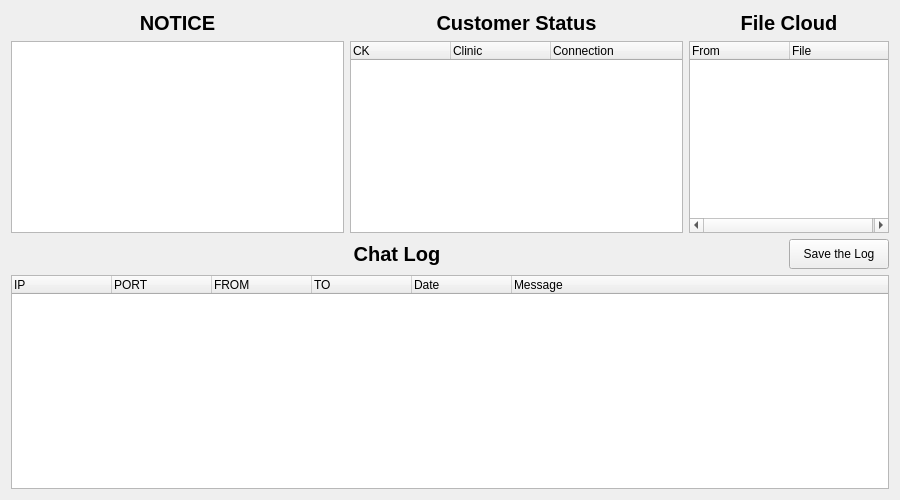
Qt form CustomerManagementAPP/Admin/chatmanager.ui (AndaCondaa/Project_CustomerManagementApp) before a commit.
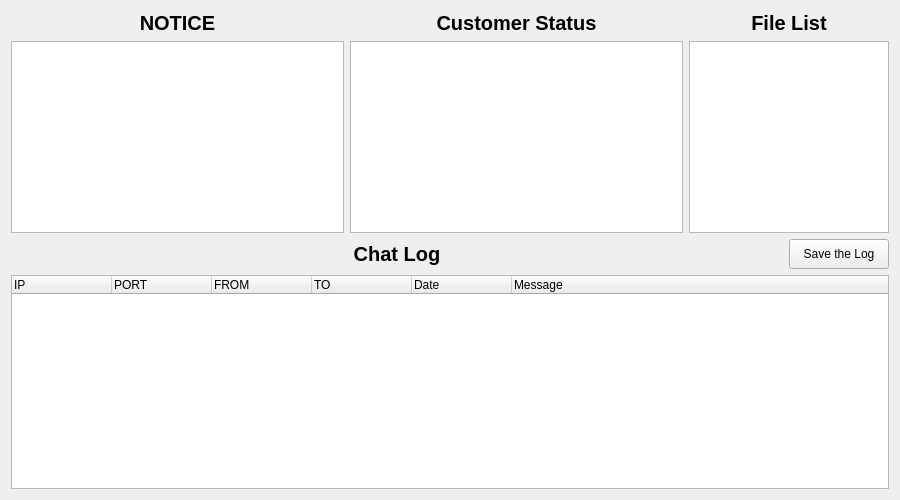
The same form after that commit.

Patch:
```diff
--- a/CustomerManagementAPP/Admin/chatmanager.ui
+++ b/CustomerManagementAPP/Admin/chatmanager.ui
@@ -121,7 +121,7 @@
           </widget>
          </item>
          <item>
-          <widget class="QTreeWidget" name="customerTreeWidget">
+          <widget class="QTableView" name="customerTableView">
            <property name="sizePolicy">
             <sizepolicy hsizetype="Expanding" vsizetype="Expanding">
              <horstretch>0</horstretch>
@@ -146,30 +146,6 @@
              <height>0</height>
             </size>
            </property>
-           <property name="indentation">
-            <number>0</number>
-           </property>
-           <column>
-            <property name="text">
-             <string>CK</string>
-            </property>
-            <property name="textAlignment">
-             <set>AlignLeading|AlignVCenter</set>
-            </property>
-           </column>
-           <column>
-            <property name="text">
-             <string>Clinic</string>
-            </property>
-           </column>
-           <column>
-            <property name="text">
-             <string>Connection</string>
-            </property>
-            <property name="textAlignment">
-             <set>AlignLeading|AlignVCenter</set>
-            </property>
-           </column>
           </widget>
          </item>
         </layout>
@@ -203,7 +179,7 @@
             </font>
            </property>
            <property name="text">
-            <string>File Cloud</string>
+            <string>File List</string>
            </property>
            <property name="alignment">
             <set>Qt::AlignCenter</set>
@@ -211,7 +187,7 @@
           </widget>
          </item>
          <item>
-          <widget class="QTreeWidget" name="fileTreeWidget">
+          <widget class="QTableView" name="fileTableView">
            <property name="sizePolicy">
             <sizepolicy hsizetype="Fixed" vsizetype="Expanding">
              <horstretch>0</horstretch>
@@ -230,19 +206,6 @@
              <height>16777215</height>
             </size>
            </property>
-           <property name="indentation">
-            <number>10</number>
-           </property>
-           <column>
-            <property name="text">
-             <string>From</string>
-            </property>
-           </column>
-           <column>
-            <property name="text">
-             <string>File</string>
-            </property>
-           </column>
           </widget>
          </item>
         </layout>
```
Left out of the diff: 27 changed lines with no effect on the pictures.
